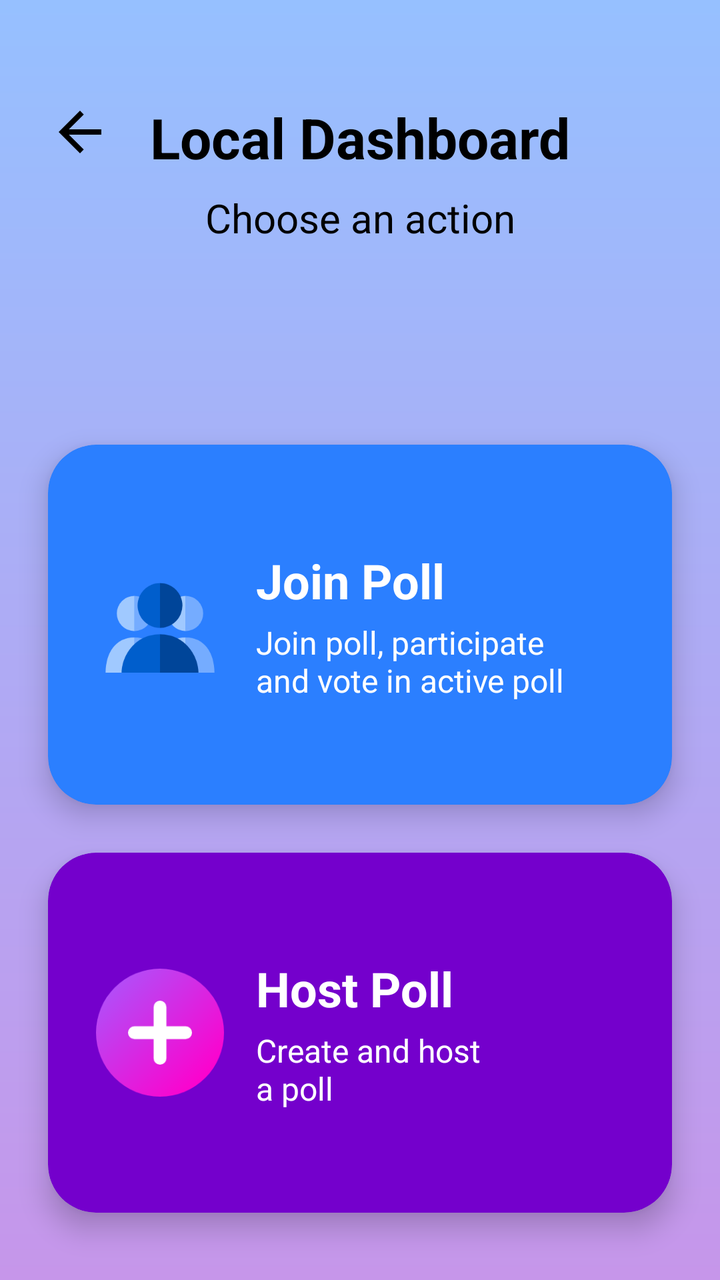
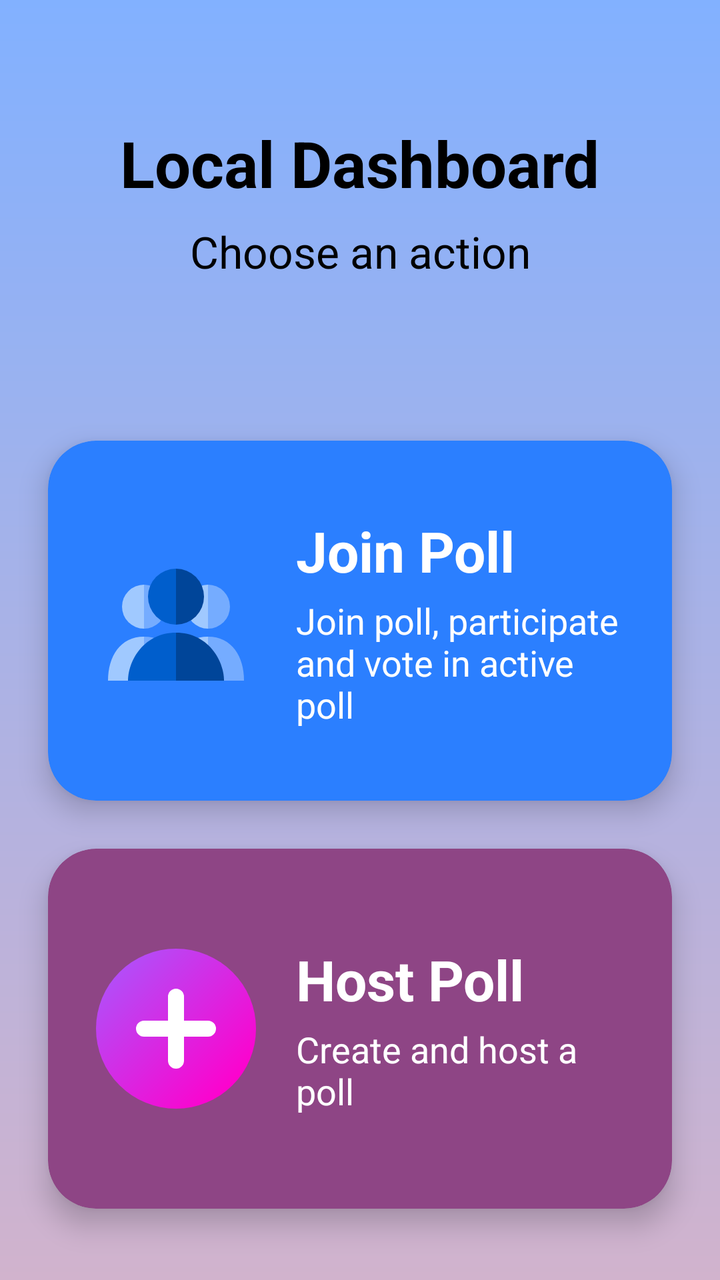

The first picture is an Android layout as it rendered before a commit; the second is the same layout after the commit. The layout source and the unified diff follow.
<!-- AndroidManifest.xml: application theme Theme.LuminaPoll -->
<!-- res/layout/dashboard_activity_main.xml -->
<?xml version="1.0" encoding="utf-8"?>
<androidx.constraintlayout.widget.ConstraintLayout xmlns:android="http://schemas.android.com/apk/res/android"
    xmlns:app="http://schemas.android.com/apk/res-auto"
    xmlns:tools="http://schemas.android.com/tools"
    android:id="@+id/root_layout"
    android:layout_width="match_parent"
    android:layout_height="match_parent"
    android:background="@drawable/bg_dashboard"
    android:paddingTop="@dimen/margin_top">

    <ImageView
        android:id="@+id/btn_back2"
        android:layout_width="32dp"
        android:layout_height="32dp"
        android:layout_marginStart="@dimen/margin_horizontal"
        android:src="@drawable/back_arrow"
        app:layout_constraintStart_toStartOf="parent"
        app:layout_constraintTop_toTopOf="parent"
        app:tint="@color/black"
        tools:ignore="ContentDescription" />

    <TextView
        android:id="@+id/local_dashboard_title"
        android:layout_width="wrap_content"
        android:layout_height="wrap_content"
        android:text="@string/local_dashboard_title"
        android:textColor="@color/black"
        android:textSize="@dimen/text_size_title"
        android:textStyle="bold"
        app:layout_constraintEnd_toEndOf="parent"
        app:layout_constraintStart_toStartOf="parent"
        app:layout_constraintTop_toTopOf="parent" />

    <TextView
        android:id="@+id/local_dashboard_sub"
        android:layout_width="wrap_content"
        android:layout_height="wrap_content"
        android:layout_marginTop="@dimen/spacing_small"
        android:text="@string/local_dashboard_subtitle"
        android:textColor="@color/black"
        android:textSize="@dimen/text_size_large"
        app:layout_constraintEnd_toEndOf="parent"
        app:layout_constraintStart_toStartOf="parent"
        app:layout_constraintTop_toBottomOf="@id/local_dashboard_title" />

    
    <androidx.cardview.widget.CardView
        android:id="@+id/card_join_poll"
        android:layout_width="0dp"
        android:layout_height="@dimen/card_min_height"
        android:layout_marginHorizontal="@dimen/margin_horizontal"
        android:layout_marginTop="100dp"
        android:clickable="true"
        android:focusable="true"
        android:foreground="?attr/selectableItemBackground"
        app:cardBackgroundColor="@color/card_blue"
        app:cardCornerRadius="@dimen/corner_radius_card"
        app:cardElevation="8dp"
        app:layout_constraintEnd_toEndOf="parent"
        app:layout_constraintStart_toStartOf="parent"
        app:layout_constraintTop_toBottomOf="@id/local_dashboard_sub">

        <androidx.constraintlayout.widget.ConstraintLayout
            android:layout_width="match_parent"
            android:layout_height="match_parent"
            android:padding="@dimen/spacing_large">

            <ImageView
                android:id="@+id/icon_join"
                android:layout_width="@dimen/icon_size_medium"
                android:layout_height="@dimen/icon_size_medium"
                android:src="@drawable/ic_people_local"
                app:layout_constraintBottom_toBottomOf="parent"
                app:layout_constraintStart_toStartOf="parent"
                app:layout_constraintTop_toTopOf="parent" />

            <TextView
                android:id="@+id/title_join"
                android:layout_width="0dp"
                android:layout_height="wrap_content"
                android:layout_marginStart="@dimen/spacing_medium"
                android:text="@string/join_poll_title"
                android:textColor="@color/white"
                android:textSize="@dimen/text_size_xxlarge"
                android:textStyle="bold"
                app:layout_constraintBottom_toTopOf="@id/desc_join"
                app:layout_constraintEnd_toEndOf="parent"
                app:layout_constraintStart_toEndOf="@id/icon_join"
                app:layout_constraintTop_toTopOf="parent"
                app:layout_constraintVertical_chainStyle="packed" />

            <TextView
                android:id="@+id/desc_join"
                android:layout_width="0dp"
                android:layout_height="wrap_content"
                android:layout_marginTop="4dp"
                android:text="@string/join_poll_desc"
                android:textColor="@color/white"
                android:textSize="@dimen/text_size_small"
                app:layout_constraintBottom_toBottomOf="parent"
                app:layout_constraintEnd_toEndOf="parent"
                app:layout_constraintStart_toStartOf="@id/title_join"
                app:layout_constraintTop_toBottomOf="@id/title_join" />

        </androidx.constraintlayout.widget.ConstraintLayout>
    </androidx.cardview.widget.CardView>

    
    <androidx.cardview.widget.CardView
        android:id="@+id/card_host_poll"
        android:layout_width="0dp"
        android:layout_height="@dimen/card_min_height"
        android:layout_marginHorizontal="@dimen/margin_horizontal"
        android:layout_marginTop="@dimen/spacing_large"
        android:clickable="true"
        android:focusable="true"
        android:foreground="?attr/selectableItemBackground"
        app:cardBackgroundColor="@color/card_purple"
        app:cardCornerRadius="@dimen/corner_radius_card"
        app:cardElevation="8dp"
        app:layout_constraintEnd_toEndOf="parent"
        app:layout_constraintStart_toStartOf="parent"
        app:layout_constraintTop_toBottomOf="@id/card_join_poll">

        <androidx.constraintlayout.widget.ConstraintLayout
            android:layout_width="match_parent"
            android:layout_height="match_parent"
            android:padding="@dimen/spacing_large">

            <ImageView
                android:id="@+id/icon_host"
                android:layout_width="@dimen/icon_size_medium"
                android:layout_height="@dimen/icon_size_medium"
                android:src="@drawable/ic_add_circle_online"
                app:layout_constraintBottom_toBottomOf="parent"
                app:layout_constraintStart_toStartOf="parent"
                app:layout_constraintTop_toTopOf="parent" />

            <TextView
                android:id="@+id/title_host"
                android:layout_width="0dp"
                android:layout_height="wrap_content"
                android:layout_marginStart="@dimen/spacing_medium"
                android:text="@string/host_poll_title"
                android:textColor="@color/white"
                android:textSize="@dimen/text_size_xxlarge"
                android:textStyle="bold"
                app:layout_constraintBottom_toTopOf="@id/desc_host"
                app:layout_constraintEnd_toEndOf="parent"
                app:layout_constraintStart_toEndOf="@id/icon_host"
                app:layout_constraintTop_toTopOf="parent"
                app:layout_constraintVertical_chainStyle="packed" />

            <TextView
                android:id="@+id/desc_host"
                android:layout_width="0dp"
                android:layout_height="wrap_content"
                android:layout_marginTop="4dp"
                android:text="@string/host_poll_desc"
                android:textColor="@color/white"
                android:textSize="@dimen/text_size_small"
                app:layout_constraintBottom_toBottomOf="parent"
                app:layout_constraintEnd_toEndOf="parent"
                app:layout_constraintStart_toStartOf="@id/title_host"
                app:layout_constraintTop_toBottomOf="@id/title_host" />

        </androidx.constraintlayout.widget.ConstraintLayout>
    </androidx.cardview.widget.CardView>

</androidx.constraintlayout.widget.ConstraintLayout>
<!-- resources referenced by this layout -->
<resources>
  <color name="black">#FF000000</color>
  <color name="card_blue">@color/color_l200</color>
  <color name="card_purple">@color/color_v300</color>
  <color name="white">#FFFFFFFF</color>
  <dimen name="card_min_height">180dp</dimen>
  <dimen name="corner_radius_card">24dp</dimen>
  <dimen name="icon_size_medium">64dp</dimen>
  <dimen name="margin_horizontal">24dp</dimen>
  <dimen name="margin_top">50dp</dimen>
  <dimen name="spacing_large">24dp</dimen>
  <dimen name="spacing_medium">16dp</dimen>
  <dimen name="spacing_small">8dp</dimen>
  <dimen name="text_size_large">20sp</dimen>
  <dimen name="text_size_small">16sp</dimen>
  <dimen name="text_size_title">28sp</dimen>
  <dimen name="text_size_xxlarge">24sp</dimen>
  <!-- drawable back_arrow (drawable) -->
  <vector xmlns:android="http://schemas.android.com/apk/res/android"
      android:width="24dp"
      android:height="24dp"
      android:viewportWidth="24"
      android:viewportHeight="24"
      android:tint="#000000">
      <path
          android:fillColor="@android:color/white"
          android:pathData="M20,11H7.83l5.59,-5.59L12,4l-8,8 8,8 1.41,-1.41L7.83,13H20v-2z"/>
  </vector>
  <!-- drawable bg_dashboard (drawable) -->
  <?xml version="1.0" encoding="utf-8"?>
  <shape xmlns:android="http://schemas.android.com/apk/res/android"
      android:shape="rectangle">
  
      <gradient
          android:startColor="@color/dashboard_blue_bg"
          android:endColor="@color/dashboard_purple_bg"
          android:angle="270" />
  </shape>
  <!-- drawable ic_add_circle_online (drawable) -->
  <vector xmlns:android="http://schemas.android.com/apk/res/android"
      xmlns:aapt="http://schemas.android.com/aapt"
      android:width="80dp"
      android:height="80dp"
      android:viewportWidth="80"
      android:viewportHeight="80">
  
      
      <path android:pathData="M40,0 A40,40 0 1,0 80,40 A40,40 0 0,0 40,0 Z">
          <aapt:attr name="android:fillColor">
              <gradient
                  android:startX="10"
                  android:startY="10"
                  android:endX="70"
                  android:endY="70"
                  android:type="linear">
                  <item android:offset="0.0" android:color="#B24EF8" />
                  <item android:offset="1.0" android:color="#FF00CC" />
              </gradient>
          </aapt:attr>
      </path>
  
      
      <path
          android:fillColor="#FFFFFF"
          android:pathData="M44,36 V24 A4,4 0 0,0 36,24 V36 H24 A4,4 0 0,0 24,44 H36 V56 A4,4 0 0,0 44,56 V44 H56 A4,4 0 0,0 56,36 Z" />
  </vector>
  <string name="host_poll_desc">Create and host\na poll</string>
  <string name="host_poll_title">Host Poll</string>
  <string name="join_poll_desc">Join poll, participate\nand vote in active poll</string>
  <string name="join_poll_title">Join Poll</string>
  <string name="local_dashboard_subtitle">Choose an action</string>
  <string name="local_dashboard_title">Local Dashboard</string>
  <style name="Theme.LuminaPoll" parent="Theme.AppCompat.DayNight.NoActionBar">
          <item name="colorPrimary">@color/primary_purple</item>
          <item name="android:statusBarColor">@android:color/transparent</item>
          <item name="android:navigationBarColor">@android:color/transparent</item>
      </style>
  <color name="color_l200">#2B7FFF</color>
  <color name="color_v300">#7400CC</color>
  <color name="dashboard_blue_bg">@color/color_l75</color>
  <color name="dashboard_purple_bg">@color/color_v75</color>
  <color name="primary_purple">@color/color_v300</color>
  <color name="color_l75">#96C0FF</color>
  <color name="color_v75">#C696EA</color>
  <!-- unchanged entries left out for length: 1 -->
</resources>

<!-- the commit's change to res/layout/dashboard_activity_main.xml (unified diff, before → after) -->
@@ -5,27 +5,16 @@
     android:id="@+id/root_layout"
     android:layout_width="match_parent"
     android:layout_height="match_parent"
-    android:background="@drawable/bg_dashboard"
-    android:paddingTop="@dimen/margin_top">
-
-    <ImageView
-        android:id="@+id/btn_back2"
-        android:layout_width="32dp"
-        android:layout_height="32dp"
-        android:layout_marginStart="@dimen/margin_horizontal"
-        android:src="@drawable/back_arrow"
-        app:layout_constraintStart_toStartOf="parent"
-        app:layout_constraintTop_toTopOf="parent"
-        app:tint="@color/black"
-        tools:ignore="ContentDescription" />
+    android:background="@drawable/bg_main_gradient"
+    android:paddingTop="60dp">
 
     <TextView
         android:id="@+id/local_dashboard_title"
         android:layout_width="wrap_content"
         android:layout_height="wrap_content"
-        android:text="@string/local_dashboard_title"
+        android:text="Local Dashboard"
         android:textColor="@color/black"
-        android:textSize="@dimen/text_size_title"
+        android:textSize="32sp"
         android:textStyle="bold"
         app:layout_constraintEnd_toEndOf="parent"
         app:layout_constraintStart_toStartOf="parent"
@@ -35,10 +24,10 @@
         android:id="@+id/local_dashboard_sub"
         android:layout_width="wrap_content"
         android:layout_height="wrap_content"
-        android:layout_marginTop="@dimen/spacing_small"
-        android:text="@string/local_dashboard_subtitle"
+        android:layout_marginTop="8dp"
+        android:text="Choose an action"
         android:textColor="@color/black"
-        android:textSize="@dimen/text_size_large"
+        android:textSize="22sp"
         app:layout_constraintEnd_toEndOf="parent"
         app:layout_constraintStart_toStartOf="parent"
         app:layout_constraintTop_toBottomOf="@id/local_dashboard_title" />
@@ -47,14 +36,14 @@
     <androidx.cardview.widget.CardView
         android:id="@+id/card_join_poll"
         android:layout_width="0dp"
-        android:layout_height="@dimen/card_min_height"
-        android:layout_marginHorizontal="@dimen/margin_horizontal"
-        android:layout_marginTop="100dp"
+        android:layout_height="wrap_content"
+        android:layout_marginHorizontal="24dp"
+        android:layout_marginTop="80dp"
         android:clickable="true"
         android:focusable="true"
         android:foreground="?attr/selectableItemBackground"
-        app:cardBackgroundColor="@color/card_blue"
-        app:cardCornerRadius="@dimen/corner_radius_card"
+        app:cardBackgroundColor="@color/color_l200"
+        app:cardCornerRadius="24dp"
         app:cardElevation="8dp"
         app:layout_constraintEnd_toEndOf="parent"
         app:layout_constraintStart_toStartOf="parent"
@@ -62,13 +51,14 @@
 
         <androidx.constraintlayout.widget.ConstraintLayout
             android:layout_width="match_parent"
-            android:layout_height="match_parent"
-            android:padding="@dimen/spacing_large">
+            android:layout_height="wrap_content"
+            android:minHeight="180dp"
+            android:padding="24dp">
 
             <ImageView
                 android:id="@+id/icon_join"
-                android:layout_width="@dimen/icon_size_medium"
-                android:layout_height="@dimen/icon_size_medium"
+                android:layout_width="80dp"
+                android:layout_height="80dp"
                 android:src="@drawable/ic_people_local"
                 app:layout_constraintBottom_toBottomOf="parent"
                 app:layout_constraintStart_toStartOf="parent"
@@ -78,10 +68,10 @@
                 android:id="@+id/title_join"
                 android:layout_width="0dp"
                 android:layout_height="wrap_content"
-                android:layout_marginStart="@dimen/spacing_medium"
-                android:text="@string/join_poll_title"
+                android:layout_marginStart="20dp"
+                android:text="Join Poll"
                 android:textColor="@color/white"
-                android:textSize="@dimen/text_size_xxlarge"
+                android:textSize="28sp"
                 android:textStyle="bold"
                 app:layout_constraintBottom_toTopOf="@id/desc_join"
                 app:layout_constraintEnd_toEndOf="parent"
@@ -94,9 +84,9 @@
                 android:layout_width="0dp"
                 android:layout_height="wrap_content"
                 android:layout_marginTop="4dp"
-                android:text="@string/join_poll_desc"
+                android:text="Join poll, participate and vote in active poll"
                 android:textColor="@color/white"
-                android:textSize="@dimen/text_size_small"
+                android:textSize="18sp"
                 app:layout_constraintBottom_toBottomOf="parent"
                 app:layout_constraintEnd_toEndOf="parent"
                 app:layout_constraintStart_toStartOf="@id/title_join"
@@ -109,14 +99,14 @@
     <androidx.cardview.widget.CardView
         android:id="@+id/card_host_poll"
         android:layout_width="0dp"
-        android:layout_height="@dimen/card_min_height"
-        android:layout_marginHorizontal="@dimen/margin_horizontal"
-        android:layout_marginTop="@dimen/spacing_large"
+        android:layout_height="wrap_content"
+        android:layout_marginHorizontal="24dp"
+        android:layout_marginTop="24dp"
         android:clickable="true"
         android:focusable="true"
         android:foreground="?attr/selectableItemBackground"
-        app:cardBackgroundColor="@color/card_purple"
-        app:cardCornerRadius="@dimen/corner_radius_card"
+        app:cardBackgroundColor="@color/color_p300"
+        app:cardCornerRadius="24dp"
         app:cardElevation="8dp"
         app:layout_constraintEnd_toEndOf="parent"
         app:layout_constraintStart_toStartOf="parent"
@@ -124,13 +114,14 @@
 
         <androidx.constraintlayout.widget.ConstraintLayout
             android:layout_width="match_parent"
-            android:layout_height="match_parent"
-            android:padding="@dimen/spacing_large">
+            android:layout_height="wrap_content"
+            android:minHeight="180dp"
+            android:padding="24dp">
 
             <ImageView
                 android:id="@+id/icon_host"
-                android:layout_width="@dimen/icon_size_medium"
-                android:layout_height="@dimen/icon_size_medium"
+                android:layout_width="80dp"
+                android:layout_height="80dp"
                 android:src="@drawable/ic_add_circle_online"
                 app:layout_constraintBottom_toBottomOf="parent"
                 app:layout_constraintStart_toStartOf="parent"
@@ -140,10 +131,10 @@
                 android:id="@+id/title_host"
                 android:layout_width="0dp"
                 android:layout_height="wrap_content"
-                android:layout_marginStart="@dimen/spacing_medium"
-                android:text="@string/host_poll_title"
+                android:layout_marginStart="20dp"
+                android:text="Host Poll"
                 android:textColor="@color/white"
-                android:textSize="@dimen/text_size_xxlarge"
+                android:textSize="28sp"
                 android:textStyle="bold"
                 app:layout_constraintBottom_toTopOf="@id/desc_host"
                 app:layout_constraintEnd_toEndOf="parent"
@@ -156,9 +147,9 @@
                 android:layout_width="0dp"
                 android:layout_height="wrap_content"
                 android:layout_marginTop="4dp"
-                android:text="@string/host_poll_desc"
+                android:text="Create and host a poll"
                 android:textColor="@color/white"
-                android:textSize="@dimen/text_size_small"
+                android:textSize="18sp"
                 app:layout_constraintBottom_toBottomOf="parent"
                 app:layout_constraintEnd_toEndOf="parent"
                 app:layout_constraintStart_toStartOf="@id/title_host"
<!-- resource entries referenced after the edit -->
@@ -1,41 +1,16 @@
 <!-- resources referenced by this layout -->
 <resources>
   <color name="black">#FF000000</color>
-  <color name="card_blue">@color/color_l200</color>
-  <color name="card_purple">@color/color_v300</color>
   <color name="white">#FFFFFFFF</color>
-  <dimen name="card_min_height">180dp</dimen>
-  <dimen name="corner_radius_card">24dp</dimen>
-  <dimen name="icon_size_medium">64dp</dimen>
-  <dimen name="margin_horizontal">24dp</dimen>
-  <dimen name="margin_top">50dp</dimen>
-  <dimen name="spacing_large">24dp</dimen>
-  <dimen name="spacing_medium">16dp</dimen>
-  <dimen name="spacing_small">8dp</dimen>
-  <dimen name="text_size_large">20sp</dimen>
-  <dimen name="text_size_small">16sp</dimen>
-  <dimen name="text_size_title">28sp</dimen>
-  <dimen name="text_size_xxlarge">24sp</dimen>
-  <!-- drawable back_arrow (drawable) -->
-  <vector xmlns:android="http://schemas.android.com/apk/res/android"
-      android:width="24dp"
-      android:height="24dp"
-      android:viewportWidth="24"
-      android:viewportHeight="24"
-      android:tint="#000000">
-      <path
-          android:fillColor="@android:color/white"
-          android:pathData="M20,11H7.83l5.59,-5.59L12,4l-8,8 8,8 1.41,-1.41L7.83,13H20v-2z"/>
-  </vector>
-  <!-- drawable bg_dashboard (drawable) -->
+  <!-- drawable bg_main_gradient (drawable) -->
   <?xml version="1.0" encoding="utf-8"?>
   <shape xmlns:android="http://schemas.android.com/apk/res/android"
       android:shape="rectangle">
-  
       <gradient
-          android:startColor="@color/dashboard_blue_bg"
-          android:endColor="@color/dashboard_purple_bg"
-          android:angle="270" />
+          android:angle="270"
+          android:endColor="#D1B3CD"
+          android:startColor="#82B1FF"
+          android:type="linear" />
   </shape>
   <!-- drawable ic_add_circle_online (drawable) -->
   <vector xmlns:android="http://schemas.android.com/apk/res/android"
@@ -65,24 +40,18 @@
           android:fillColor="#FFFFFF"
           android:pathData="M44,36 V24 A4,4 0 0,0 36,24 V36 H24 A4,4 0 0,0 24,44 H36 V56 A4,4 0 0,0 44,56 V44 H56 A4,4 0 0,0 56,36 Z" />
   </vector>
-  <string name="host_poll_desc">Create and host\na poll</string>
-  <string name="host_poll_title">Host Poll</string>
-  <string name="join_poll_desc">Join poll, participate\nand vote in active poll</string>
-  <string name="join_poll_title">Join Poll</string>
-  <string name="local_dashboard_subtitle">Choose an action</string>
-  <string name="local_dashboard_title">Local Dashboard</string>
   <style name="Theme.LuminaPoll" parent="Theme.AppCompat.DayNight.NoActionBar">
-          <item name="colorPrimary">@color/primary_purple</item>
+          <item name="colorPrimary">?attr/colorModePrimary</item>
           <item name="android:statusBarColor">@android:color/transparent</item>
           <item name="android:navigationBarColor">@android:color/transparent</item>
+          <item name="android:windowBackground">?attr/colorModeBackground</item>
+          
+          
+          <item name="colorModeSecondary">@color/white</item>
+          <item name="colorModeButtonText">@color/white</item>
       </style>
   <color name="color_l200">#2B7FFF</color>
-  <color name="color_v300">#7400CC</color>
-  <color name="dashboard_blue_bg">@color/color_l75</color>
-  <color name="dashboard_purple_bg">@color/color_v75</color>
-  <color name="primary_purple">@color/color_v300</color>
-  <color name="color_l75">#96C0FF</color>
-  <color name="color_v75">#C696EA</color>
+  <color name="color_p300">#8E4585</color>
   <!-- unchanged entries left out for length: 1 -->
 </resources>
 
